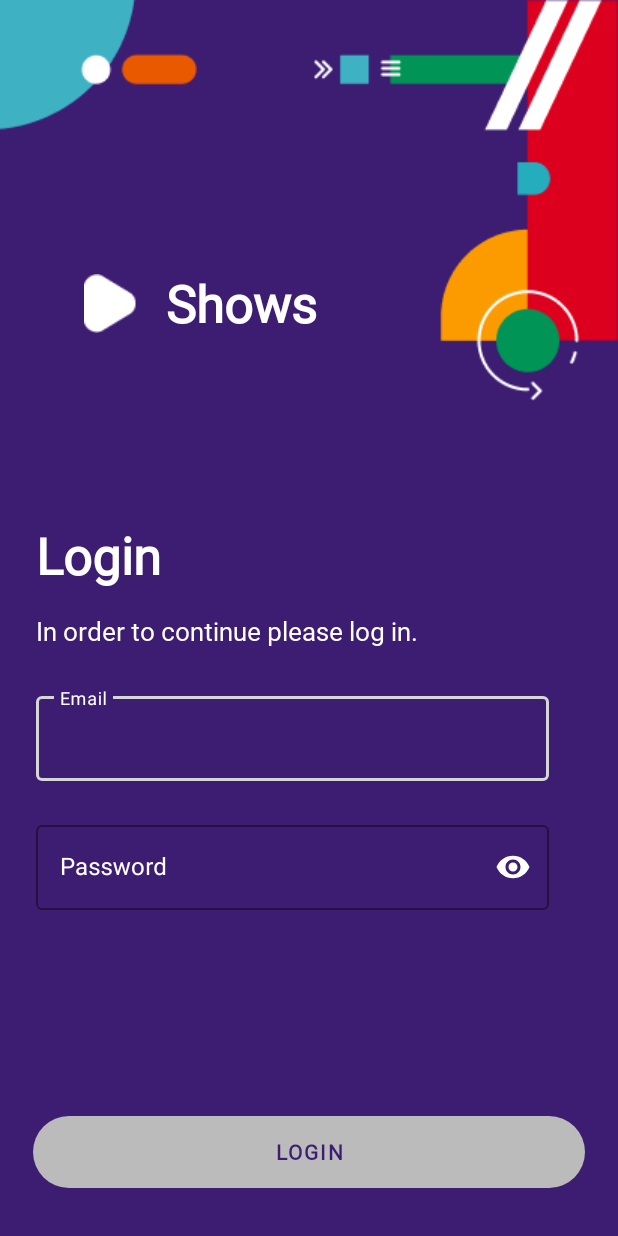
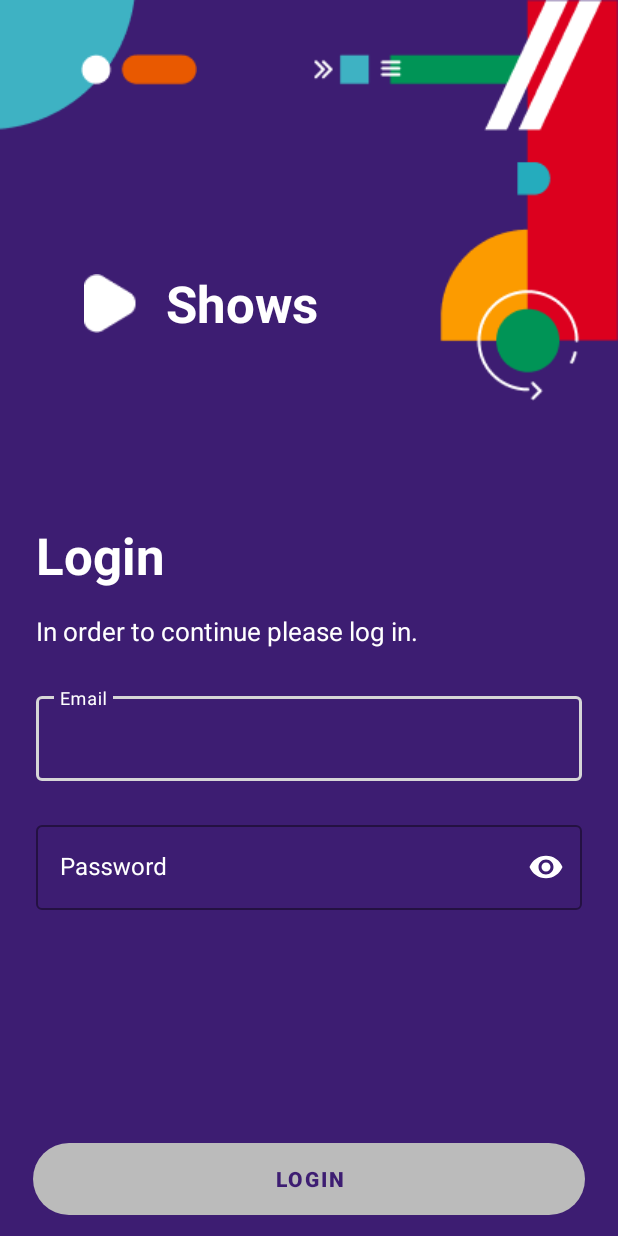
Before and after one commit to ItsBruno/shows-app-infinum-android-academy, an Android app: the screen it shows after launch (LoginActivity), on a phone screen of 412 x 824 dp. Run offline under Robolectric (Android 15) with nearby library versions, the phone set to English and light mode, and no system bars.

Commit message:
Implement various requested changes

```diff
--- a/app/src/main/java/infinuma/android/shows/ui/LoginActivity.kt
+++ b/app/src/main/java/infinuma/android/shows/ui/LoginActivity.kt
@@ -3,6 +3,7 @@ package infinuma.android.shows.ui
 import android.content.Intent
 import android.os.Bundle
 import android.util.Log
+import android.view.View
 import android.view.ViewGroup.LayoutParams.WRAP_CONTENT
 import android.view.inputmethod.EditorInfo
 import androidx.appcompat.app.AppCompatActivity
@@ -11,8 +12,9 @@ import com.google.android.material.snackbar.Snackbar
 import infinuma.android.shows.R
 import infinuma.android.shows.databinding.ActivityLoginBinding
 
+const val EMAIL_REGEX = "^[\\w-\\.]+@([\\w-]+\\.)+[\\w-]{2,4}\$"
+const val PASSWORD_REGEX = "^.{6,}$"
 class LoginActivity : AppCompatActivity() {
-
     /*
     * 1. Put the app in background and move it back to foreground
       -> onPause() -> onStop() -> onRestart() -> onStart() -> onResume()
@@ -24,123 +26,134 @@ class LoginActivity : AppCompatActivity() {
       -> onPause() -> onStop() -> onRestart() -> onStart() -> onResume()
     */
 
+    companion object {
+        private const val EXTRA_EMAIL = "email"
+    }
+
     private lateinit var binding: ActivityLoginBinding
 
     override fun onCreate(savedInstanceState: Bundle?) {
         super.onCreate(savedInstanceState)
         binding = ActivityLoginBinding.inflate(layoutInflater)
-        val view = binding.root
-        setContentView(view)
+        setContentView(binding.root)
 
-        binding.emailField.setOnEditorActionListener { _, actionId, _ ->
-            if (actionId == EditorInfo.IME_ACTION_DONE) {
-                if (!validateEmail(binding.emailField.text.toString().trim())) {
-                    Log.d("emailHeight", "Email height before error: ${binding.emailFieldLayout.height}")
-                    //required for the error message to be displayed
-                    binding.emailFieldLayout.layoutParams.height = WRAP_CONTENT
+        with(binding) {
 
-                    binding.emailFieldLayout.error = getString(R.string.email_error_message)
-                    binding.emailFieldLayout.setErrorTextAppearance(R.style.ErrorTextAppearance)
-
-                    Snackbar.make(view, R.string.email_error_message, Snackbar.LENGTH_SHORT).show()
-
-                    Log.d("snackbar", "should be shown")
-                } else {
-                    Log.d("emailHeight", "Email height after error resolution: ${binding.emailFieldLayout.height}")
-                    //sets the UI back to the default look when the email error message disappears and leaves empty space
-                    binding.emailFieldLayout.layoutParams.height = 168
-                    binding.emailFieldLayout.error = null
+            emailField.setOnFocusChangeListener { _, hasFocus ->
+                if(!hasFocus) {
+                    updateEmailField()
                 }
             }
-            false
-        }
 
-        binding.passwordFieldLayout.setErrorIconOnClickListener {
-            binding.passwordFieldLayout.error = null
-        }
 
-        binding.passwordField.setOnEditorActionListener { _, actionId, _ ->
-            if (actionId == EditorInfo.IME_ACTION_DONE) {
-                if (!validatePassword(binding.passwordField.text.toString().trim())) {
+            passwordFieldLayout.setErrorIconOnClickListener {
+                binding.passwordFieldLayout.error = null
+            }
 
-                    binding.passwordFieldLayout.error = getString(R.string.password_error_message)
-                    binding.passwordFieldLayout.setErrorTextAppearance(R.style.PasswordErrorTextAppearance)
-
-                    Log.d("snackbar", "should be shown")
-                } else {
-                    binding.passwordFieldLayout.error = null
+            passwordField.setOnFocusChangeListener { _, hasFocus ->
+                if (!hasFocus) {
+                    updatePasswordField()
                 }
             }
-            false
+
+            /* clicking the login button does not make the password field lose focus
+            so this method should still be present to update the password field if the user instead presses done*/
+            passwordField.setOnEditorActionListener { _, actionId, _ ->
+                if (actionId == EditorInfo.IME_ACTION_DONE) {
+                    updatePasswordField()
+                }
+                false
+            }
+
+            emailField.addTextChangedListener {
+                binding.loginButton.isEnabled =
+                    validateEmail(binding.emailField.text.toString().trim()) && validatePassword(binding.passwordField.text.toString().trim())
+            }
+            passwordField.addTextChangedListener {
+                binding.loginButton.isEnabled =
+                    validateEmail(binding.emailField.text.toString().trim()) && validatePassword(binding.passwordField.text.toString().trim())
+            }
+
+            loginButton.setOnClickListener {
+                val email = binding.emailField.text
+
+                //explicit intent
+                val intent = Intent(root.context, WelcomeActivity::class.java)
+
+                //implicit intent
+                /*val intent = Intent()
+                intent.action = "LaunchWelcome"
+                intent.addCategory("android.intent.category.DEFAULT")*/
+
+                intent.putExtra(EXTRA_EMAIL, email?.substring(0, email.indexOf('@')))
+
+                startActivity(intent)
+            }
         }
-
-
-        binding.emailField.addTextChangedListener {
-            binding.loginButton.isEnabled =
-                validateEmail(binding.emailField.text.toString().trim()) && validatePassword(binding.passwordField.text.toString().trim())
-        }
-        binding.passwordField.addTextChangedListener {
-            binding.loginButton.isEnabled =
-                validateEmail(binding.emailField.text.toString().trim()) && validatePassword(binding.passwordField.text.toString().trim())
-        }
-
-        binding.loginButton.setOnClickListener {
-            val email = binding.emailField.text
-
-            //explicit intent
-            val intent = Intent(this, WelcomeActivity::class.java)
-
-            //implicit intent
-            /*val intent = Intent()
-            intent.action = "LaunchWelcome"
-            intent.addCategory("android.intent.category.DEFAULT")*/
-
-            intent.putExtra("email", email?.substring(0, email.indexOf('@')))
-
-            startActivity(intent)
-        }
-
-        Log.i("activityCreateCallback", "On create has been called")
     }
 
     override fun onStart() {
         super.onStart()
-        Log.i("activityStartCallback", "On start has been called")
-    }
+     }
 
     override fun onResume() {
         super.onResume()
-        Log.i("activityResumeCallback", "On resume has been called")
     }
 
     override fun onPause() {
-        Log.i("activityPauseCallback", "On pause has been called")
         super.onPause()
     }
 
     override fun onStop() {
-        Log.i("activityStopCallback", "On stop has been called")
         super.onStop()
     }
 
     override fun onDestroy() {
-        Log.i("activityDestroyCallback", "On destroy has been called")
         super.onDestroy()
     }
 
     override fun onRestart() {
-        Log.i("activityRestartCallback", "On restart has been called")
         super.onRestart()
     }
 
     private fun validateEmail(email: String): Boolean {
-        val emailRegex = Regex("^[\\w-\\.]+@([\\w-]+\\.)+[\\w-]{2,4}\$")
+        val emailRegex = Regex(EMAIL_REGEX)
         return email.matches(emailRegex)
     }
 
     private fun validatePassword(password: String): Boolean {
         /*Password must contain at least one digit, one lowercase letter, one uppercase letter, one special character and must be at least 6 characters long*/
-        val passwordRegex = Regex("^(?=.*[0-9])(?=.*[a-z])(?=.*[A-Z])(?=.*\\W)(?!.* ).{6,}\$")
+        val passwordRegex = Regex(PASSWORD_REGEX)
         return password.matches(passwordRegex)
     }
+
+    private fun updatePasswordField() {
+        if (!validatePassword(binding.passwordField.text.toString().trim())) {
+
+            binding.passwordFieldLayout.error = getString(R.string.password_error_message)
+            binding.passwordFieldLayout.setErrorTextAppearance(R.style.ErrorTextAppearance)
+
+            Log.d("snackbar", "should be shown")
+        } else {
+            binding.passwordFieldLayout.error = null
+        }
+    }
+
+    private fun updateEmailField() {
+        if (!validateEmail(binding.emailField.text.toString().trim())) {
+            Log.d("emailHeight", "Email height before error: ${binding.emailFieldLayout.height}")
+            //required for the error message to be displayed
+            binding.emailFieldLayout.layoutParams.height = WRAP_CONTENT
+
+            binding.emailFieldLayout.error = getString(R.string.email_error_message)
+            binding.emailFieldLayout.setErrorTextAppearance(R.style.ErrorTextAppearance)
+
+            Log.d("snackbar", "should be shown")
+        } else {
+            Log.d("emailHeight", "Email height after error resolution: ${binding.emailFieldLayout.height}")
+            //sets the UI back to the default look when the email error message disappears and leaves empty space
+            binding.emailFieldLayout.layoutParams.height = 168
+            binding.emailFieldLayout.error = null
+        }
+    }
 }
--- a/app/src/main/res/layout/activity_login.xml
+++ b/app/src/main/res/layout/activity_login.xml
@@ -1,4 +1,10 @@
 <?xml version="1.0" encoding="utf-8"?>
+<ScrollView
+    android:fillViewport="true"
+    android:layout_width="match_parent"
+    android:layout_height="match_parent"
+    xmlns:android="http://schemas.android.com/apk/res/android">
+
     <androidx.constraintlayout.widget.ConstraintLayout
         xmlns:android="http://schemas.android.com/apk/res/android"
         xmlns:app="http://schemas.android.com/apk/res-auto"
@@ -47,9 +53,8 @@
             android:layout_marginStart="19dp"
             android:text="@string/app_name"
             android:textColor="@color/white"
-        android:textFontWeight="700"
+            android:textStyle="bold"
             android:textSize="34sp"
-        android:fontFamily="@font/roboto_regular"
             app:layout_constraintLeft_toRightOf="@+id/triangleIllustration"
             app:layout_constraintTop_toBottomOf="@id/topIllustrationLeft"
             />
@@ -62,9 +67,8 @@
             android:layout_marginStart="24dp"
             android:text="@string/login_activity_name"
             android:textColor="@color/white"
-        android:textFontWeight="900"
+            android:textStyle="bold"
             android:textSize="34sp"
-        android:fontFamily="@font/roboto_regular"
             app:layout_constraintLeft_toLeftOf="parent"
             app:layout_constraintTop_toBottomOf="@id/triangleIllustration"
             />
@@ -77,9 +81,7 @@
             android:layout_marginStart="24dp"
             android:text="@string/login_instruction"
             android:textColor="@color/white"
-        android:textFontWeight="400"
             android:textSize="17sp"
-        android:fontFamily="@font/roboto_regular"
             app:layout_constraintLeft_toLeftOf="parent"
             app:layout_constraintTop_toBottomOf="@id/loginText"
             />
@@ -87,15 +89,16 @@
         <com.google.android.material.textfield.TextInputLayout
             android:id="@+id/emailFieldLayout"
             style="@style/Widget.MaterialComponents.TextInputLayout.OutlinedBox"
-        android:layout_width="342dp"
+            android:layout_width="0dp"
             android:layout_height="wrap_content"
-        android:layout_marginStart="24dp"
+            android:layout_marginHorizontal="24dp"
             android:layout_marginTop="26dp"
             android:hint="@string/email_text"
             android:textColorHint="@color/white"
             app:boxStrokeColor="@color/selector_textfield_stroke"
             app:hintTextColor="@color/white"
-        app:layout_constraintLeft_toLeftOf="parent"
+            app:layout_constraintStart_toStartOf="parent"
+            app:layout_constraintEnd_toEndOf="parent"
             app:layout_constraintTop_toBottomOf="@id/instructionText"
             >
 
@@ -113,9 +116,9 @@
         <com.google.android.material.textfield.TextInputLayout
             android:id="@+id/passwordFieldLayout"
             style="@style/Widget.MaterialComponents.TextInputLayout.OutlinedBox"
-        android:layout_width="342dp"
+            android:layout_width="0dp"
             android:layout_height="wrap_content"
-        android:layout_marginStart="24dp"
+            android:layout_marginHorizontal="24dp"
             android:layout_marginTop="24dp"
             android:hint="@string/password_text"
             android:textColorHint="@color/white"
@@ -123,8 +126,10 @@
             app:endIconMode="password_toggle"
             app:endIconTint="@color/white"
             app:hintTextColor="@color/white"
-        app:layout_constraintLeft_toLeftOf="parent"
+            app:layout_constraintStart_toStartOf="parent"
+            app:layout_constraintEnd_toEndOf="parent"
             app:layout_constraintTop_toBottomOf="@id/emailFieldLayout"
+
             >
 
             <com.google.android.material.textfield.TextInputEditText
@@ -140,18 +145,22 @@
 
         <Button
             android:id="@+id/loginButton"
-        android:layout_width="match_parent"
+            android:layout_width="0dp"
             android:layout_height="wrap_content"
             android:layout_marginHorizontal="22dp"
             android:layout_marginBottom="32dp"
+            android:layout_marginTop="155dp"
             android:text="@string/login"
-        android:textFontWeight="700"
-        android:fontFamily="@font/roboto_regular"
+            android:textStyle="bold"
             android:textColor="@color/infinum_purple"
             android:background="@drawable/rounded_button"
             android:enabled="false"
             app:backgroundTint="@color/button_selector"
             app:layout_constraintBottom_toBottomOf="parent"
+            app:layout_constraintStart_toStartOf="parent"
+            app:layout_constraintEnd_toEndOf="parent"
+            app:layout_constraintTop_toBottomOf="@id/passwordFieldLayout"
             />
 
     </androidx.constraintlayout.widget.ConstraintLayout>
+</ScrollView>
--- a/app/src/main/res/layout/activity_welcome.xml
+++ b/app/src/main/res/layout/activity_welcome.xml
@@ -24,11 +24,9 @@
         android:layout_height="wrap_content"
         android:layout_marginHorizontal="32dp"
         android:layout_marginTop="31dp"
-        android:text="temp"
         android:textAlignment="center"
         android:textSize="17sp"
-        android:fontFamily="@font/roboto_regular"
-        android:textFontWeight="700"
+        android:textStyle="bold"
         app:layout_constraintEnd_toEndOf="parent"
         app:layout_constraintStart_toStartOf="parent"
         app:layout_constraintTop_toBottomOf="@id/welcome_button"
--- a/app/src/main/res/values/strings.xml
+++ b/app/src/main/res/values/strings.xml
@@ -6,8 +6,7 @@
     <string name="email_text">Email</string>
     <string name="password_text">Password</string>
     <string name="login">Login</string>
-    <string name="password_error_message">Password must contain at least one digit, lowercase letter, uppercase letter, special character
-        and must be at least 6 characters long</string>
+    <string name="password_error_message">Password must be at least 6 characters long</string>
     <string name="top_left_illustration">leftIllustration</string>
     <string name="top_right_illustration">Top right illustration</string>
     <string name="play_button">Play button</string>
--- a/app/src/main/res/values/styles.xml
+++ b/app/src/main/res/values/styles.xml
@@ -6,9 +6,4 @@
         <item name="android:textColor">@color/error_text_color</item>
     </style>
 
-    <style name="PasswordErrorTextAppearance" parent="TextAppearance.MaterialComponents.Caption">
-        <item name="android:textSize">12sp</item>
-        <item name="android:textColor">@color/error_text_color</item>
-    </style>
-
 </resources>
```
Also changed, not shown: app/src/main/java/infinuma/android/shows/ui/WelcomeActivity.kt (+5 -3 lines), app/src/main/res/font/roboto_regular.ttf (deleted). Lines whose indentation alone changed are shown as unchanged.
